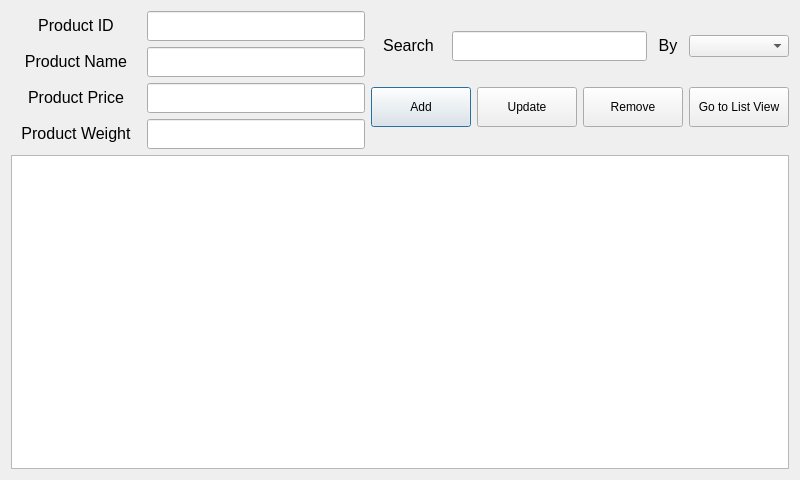
The window that changeinventory.ui (NoHeat/GUI1) describes before a commit, drawn with Qt 5.
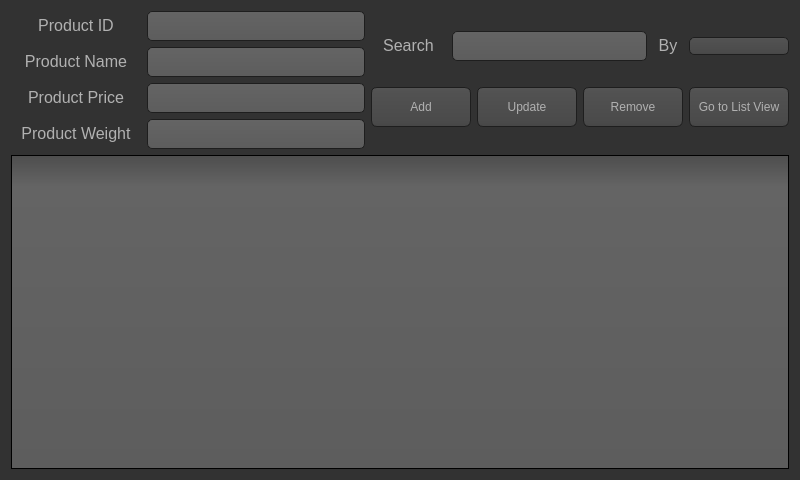
The same window after the commit. Icons and pictures are not drawn.

```diff
--- a/changeinventory.ui
+++ b/changeinventory.ui
@@ -11,7 +11,468 @@
    </rect>
   </property>
   <property name="windowTitle">
-   <string>Dialog</string>
+   <string>Item Catalog</string>
+  </property>
+  <property name="styleSheet">
+   <string notr="true">QToolTip
+{
+     border: 1px solid black;
+     background-color: #ffa02f;
+     padding: 1px;
+     border-radius: 3px;
+     opacity: 100;
+}
+
+QWidget
+{
+    color: #b1b1b1;
+    background-color: #323232;
+}
+
+QWidget:item:hover
+{
+    background-color: QLinearGradient( x1: 0, y1: 0, x2: 0, y2: 1, stop: 0 #ffa02f, stop: 1 #ca0619);
+    color: #000000;
+}
+
+QWidget:item:selected
+{
+    background-color: QLinearGradient( x1: 0, y1: 0, x2: 0, y2: 1, stop: 0 #ffa02f, stop: 1 #d7801a);
+}
+
+QMenuBar::item
+{
+    background: transparent;
+}
+
+QMenuBar::item:selected
+{
+    background: transparent;
+    border: 1px solid #ffaa00;
+}
+
+QMenuBar::item:pressed
+{
+    background: #444;
+    border: 1px solid #000;
+    background-color: QLinearGradient(
+        x1:0, y1:0,
+        x2:0, y2:1,
+        stop:1 #212121,
+        stop:0.4 #343434/*,
+        stop:0.2 #343434,
+        stop:0.1 #ffaa00*/
+    );
+    margin-bottom:-1px;
+    padding-bottom:1px;
+}
+
+QMenu
+{
+    border: 1px solid #000;
+}
+
+QMenu::item
+{
+    padding: 2px 20px 2px 20px;
+}
+
+QMenu::item:selected
+{
+    color: #000000;
+}
+
+QWidget:disabled
+{
+    color: #404040;
+    background-color: #323232;
+}
+
+QAbstractItemView
+{
+    background-color: QLinearGradient( x1: 0, y1: 0, x2: 0, y2: 1, stop: 0 #4d4d4d, stop: 0.1 #646464, stop: 1 #5d5d5d);
+}
+
+QWidget:focus
+{
+    /*border: 2px solid QLinearGradient( x1: 0, y1: 0, x2: 0, y2: 1, stop: 0 #ffa02f, stop: 1 #d7801a);*/
+}
+
+QLineEdit
+{
+    background-color: QLinearGradient( x1: 0, y1: 0, x2: 0, y2: 1, stop: 0 #4d4d4d, stop: 0 #646464, stop: 1 #5d5d5d);
+    padding: 1px;
+    border-style: solid;
+    border: 1px solid #1e1e1e;
+    border-radius: 5;
+}
+
+QPushButton
+{
+    color: #b1b1b1;
+    background-color: QLinearGradient( x1: 0, y1: 0, x2: 0, y2: 1, stop: 0 #565656, stop: 0.1 #525252, stop: 0.5 #4e4e4e, stop: 0.9 #4a4a4a, stop: 1 #464646);
+    border-width: 1px;
+    border-color: #1e1e1e;
+    border-style: solid;
+    border-radius: 6;
+    padding: 3px;
+    font-size: 12px;
+    padding-left: 5px;
+    padding-right: 5px;
+}
+
+QPushButton:pressed
+{
+    background-color: QLinearGradient( x1: 0, y1: 0, x2: 0, y2: 1, stop: 0 #2d2d2d, stop: 0.1 #2b2b2b, stop: 0.5 #292929, stop: 0.9 #282828, stop: 1 #252525);
+}
+
+QComboBox
+{
+    selection-background-color: #ffaa00;
+    background-color: QLinearGradient( x1: 0, y1: 0, x2: 0, y2: 1, stop: 0 #565656, stop: 0.1 #525252, stop: 0.5 #4e4e4e, stop: 0.9 #4a4a4a, stop: 1 #464646);
+    border-style: solid;
+    border: 1px solid #1e1e1e;
+    border-radius: 5;
+}
+
+QComboBox:hover,QPushButton:hover
+{
+    border: 2px solid QLinearGradient( x1: 0, y1: 0, x2: 0, y2: 1, stop: 0 #ffa02f, stop: 1 #d7801a);
+}
+
+
+QComboBox:on
+{
+    padding-top: 3px;
+    padding-left: 4px;
+    background-color: QLinearGradient( x1: 0, y1: 0, x2: 0, y2: 1, stop: 0 #2d2d2d, stop: 0.1 #2b2b2b, stop: 0.5 #292929, stop: 0.9 #282828, stop: 1 #252525);
+    selection-background-color: #ffaa00;
+}
+
+QComboBox QAbstractItemView
+{
+    border: 2px solid darkgray;
+    selection-background-color: QLinearGradient( x1: 0, y1: 0, x2: 0, y2: 1, stop: 0 #ffa02f, stop: 1 #d7801a);
+}
+
+QComboBox::drop-down
+{
+     subcontrol-origin: padding;
+     subcontrol-position: top right;
+     width: 15px;
+
+     border-left-width: 0px;
+     border-left-color: darkgray;
+     border-left-style: solid; /* just a single line */
+     border-top-right-radius: 3px; /* same radius as the QComboBox */
+     border-bottom-right-radius: 3px;
+ }
+
+QComboBox::down-arrow
+{
+     image: url(:/down_arrow.png);
+}
+
+QGroupBox:focus
+{
+border: 2px solid QLinearGradient( x1: 0, y1: 0, x2: 0, y2: 1, stop: 0 #ffa02f, stop: 1 #d7801a);
+}
+
+QTextEdit:focus
+{
+    border: 2px solid QLinearGradient( x1: 0, y1: 0, x2: 0, y2: 1, stop: 0 #ffa02f, stop: 1 #d7801a);
+}
+
+QScrollBar:horizontal {
+     border: 1px solid #222222;
+     background: QLinearGradient( x1: 0, y1: 0, x2: 0, y2: 1, stop: 0.0 #121212, stop: 0.2 #282828, stop: 1 #484848);
+     height: 7px;
+     margin: 0px 16px 0 16px;
+}
+
+QScrollBar::handle:horizontal
+{
+      background: QLinearGradient( x1: 0, y1: 0, x2: 1, y2: 0, stop: 0 #ffa02f, stop: 0.5 #d7801a, stop: 1 #ffa02f);
+      min-height: 20px;
+      border-radius: 2px;
+}
+
+QScrollBar::add-line:horizontal {
+      border: 1px solid #1b1b19;
+      border-radius: 2px;
+      background: QLinearGradient( x1: 0, y1: 0, x2: 1, y2: 0, stop: 0 #ffa02f, stop: 1 #d7801a);
+      width: 14px;
+      subcontrol-position: right;
+      subcontrol-origin: margin;
+}
+
+QScrollBar::sub-line:horizontal {
+      border: 1px solid #1b1b19;
+      border-radius: 2px;
+      background: QLinearGradient( x1: 0, y1: 0, x2: 1, y2: 0, stop: 0 #ffa02f, stop: 1 #d7801a);
+      width: 14px;
+     subcontrol-position: left;
+     subcontrol-origin: margin;
+}
+
+QScrollBar::right-arrow:horizontal, QScrollBar::left-arrow:horizontal
+{
+      border: 1px solid black;
+      width: 1px;
+      height: 1px;
+      background: white;
+}
+
+QScrollBar::add-page:horizontal, QScrollBar::sub-page:horizontal
+{
+      background: none;
+}
+
+QScrollBar:vertical
+{
+      background: QLinearGradient( x1: 0, y1: 0, x2: 1, y2: 0, stop: 0.0 #121212, stop: 0.2 #282828, stop: 1 #484848);
+      width: 7px;
+      margin: 16px 0 16px 0;
+      border: 1px solid #222222;
+}
+
+QScrollBar::handle:vertical
+{
+      background: QLinearGradient( x1: 0, y1: 0, x2: 0, y2: 1, stop: 0 #ffa02f, stop: 0.5 #d7801a, stop: 1 #ffa02f);
+      min-height: 20px;
+      border-radius: 2px;
+}
+
+QScrollBar::add-line:vertical
+{
+      border: 1px solid #1b1b19;
+      border-radius: 2px;
+      background: QLinearGradient( x1: 0, y1: 0, x2: 0, y2: 1, stop: 0 #ffa02f, stop: 1 #d7801a);
+      height: 14px;
+      subcontrol-position: bottom;
+      subcontrol-origin: margin;
+}
+
+QScrollBar::sub-line:vertical
+{
+      border: 1px solid #1b1b19;
+      border-radius: 2px;
+      background: QLinearGradient( x1: 0, y1: 0, x2: 0, y2: 1, stop: 0 #d7801a, stop: 1 #ffa02f);
+      height: 14px;
+      subcontrol-position: top;
+      subcontrol-origin: margin;
+}
+
+QScrollBar::up-arrow:vertical, QScrollBar::down-arrow:vertical
+{
+      border: 1px solid black;
+      width: 1px;
+      height: 1px;
+      background: white;
+}
+
+
+QScrollBar::add-page:vertical, QScrollBar::sub-page:vertical
+{
+      background: none;
+}
+
+QTextEdit
+{
+    background-color: #242424;
+}
+
+QPlainTextEdit
+{
+    background-color: #242424;
+}
+
+QHeaderView::section
+{
+    background-color: QLinearGradient(x1:0, y1:0, x2:0, y2:1, stop:0 #616161, stop: 0.5 #505050, stop: 0.6 #434343, stop:1 #656565);
+    color: white;
+    padding-left: 4px;
+    border: 1px solid #6c6c6c;
+}
+
+QCheckBox:disabled
+{
+color: #414141;
+}
+
+QDockWidget::title
+{
+    text-align: center;
+    spacing: 3px; /* spacing between items in the tool bar */
+    background-color: QLinearGradient(x1:0, y1:0, x2:0, y2:1, stop:0 #323232, stop: 0.5 #242424, stop:1 #323232);
+}
+
+QDockWidget::close-button, QDockWidget::float-button
+{
+    text-align: center;
+    spacing: 1px; /* spacing between items in the tool bar */
+    background-color: QLinearGradient(x1:0, y1:0, x2:0, y2:1, stop:0 #323232, stop: 0.5 #242424, stop:1 #323232);
+}
+
+QDockWidget::close-button:hover, QDockWidget::float-button:hover
+{
+    background: #242424;
+}
+
+QDockWidget::close-button:pressed, QDockWidget::float-button:pressed
+{
+    padding: 1px -1px -1px 1px;
+}
+
+QMainWindow::separator
+{
+    background-color: QLinearGradient(x1:0, y1:0, x2:0, y2:1, stop:0 #161616, stop: 0.5 #151515, stop: 0.6 #212121, stop:1 #343434);
+    color: white;
+    padding-left: 4px;
+    border: 1px solid #4c4c4c;
+    spacing: 3px; /* spacing between items in the tool bar */
+}
+
+QMainWindow::separator:hover
+{
+
+    background-color: QLinearGradient(x1:0, y1:0, x2:0, y2:1, stop:0 #d7801a, stop:0.5 #b56c17 stop:1 #ffa02f);
+    color: white;
+    padding-left: 4px;
+    border: 1px solid #6c6c6c;
+    spacing: 3px; /* spacing between items in the tool bar */
+}
+
+QToolBar::handle
+{
+     spacing: 3px; /* spacing between items in the tool bar */
+     background: url(:/images/handle.png);
+}
+
+QMenu::separator
+{
+    height: 2px;
+    background-color: QLinearGradient(x1:0, y1:0, x2:0, y2:1, stop:0 #161616, stop: 0.5 #151515, stop: 0.6 #212121, stop:1 #343434);
+    color: white;
+    padding-left: 4px;
+    margin-left: 10px;
+    margin-right: 5px;
+}
+
+QProgressBar
+{
+    border: 2px solid grey;
+    border-radius: 5px;
+    text-align: center;
+}
+
+QProgressBar::chunk
+{
+    background-color: #d7801a;
+    width: 2.15px;
+    margin: 0.5px;
+}
+
+QTabBar::tab {
+    color: #b1b1b1;
+    border: 1px solid #444;
+    border-bottom-style: none;
+    background-color: #323232;
+    padding-left: 10px;
+    padding-right: 10px;
+    padding-top: 3px;
+    padding-bottom: 2px;
+    margin-right: -1px;
+}
+
+QTabWidget::pane {
+    border: 1px solid #444;
+    top: 1px;
+}
+
+QTabBar::tab:last
+{
+    margin-right: 0; /* the last selected tab has nothing to overlap with on the right */
+    border-top-right-radius: 3px;
+}
+
+QTabBar::tab:first:!selected
+{
+ margin-left: 0px; /* the last selected tab has nothing to overlap with on the right */
+
+
+    border-top-left-radius: 3px;
+}
+
+QTabBar::tab:!selected
+{
+    color: #b1b1b1;
+    border-bottom-style: solid;
+    margin-top: 3px;
+    background-color: QLinearGradient(x1:0, y1:0, x2:0, y2:1, stop:1 #212121, stop:.4 #343434);
+}
+
+QTabBar::tab:selected
+{
+    border-top-left-radius: 3px;
+    border-top-right-radius: 3px;
+    margin-bottom: 0px;
+}
+
+QTabBar::tab:!selected:hover
+{
+    /*border-top: 2px solid #ffaa00;
+    padding-bottom: 3px;*/
+    border-top-left-radius: 3px;
+    border-top-right-radius: 3px;
+    background-color: QLinearGradient(x1:0, y1:0, x2:0, y2:1, stop:1 #212121, stop:0.4 #343434, stop:0.2 #343434, stop:0.1 #ffaa00);
+}
+
+QRadioButton::indicator:checked, QRadioButton::indicator:unchecked{
+    color: #b1b1b1;
+    background-color: #323232;
+    border: 1px solid #b1b1b1;
+    border-radius: 6px;
+}
+
+QRadioButton::indicator:checked
+{
+    background-color: qradialgradient(
+        cx: 0.5, cy: 0.5,
+        fx: 0.5, fy: 0.5,
+        radius: 1.0,
+        stop: 0.25 #ffaa00,
+        stop: 0.3 #323232
+    );
+}
+
+QCheckBox::indicator{
+    color: #b1b1b1;
+    background-color: #323232;
+    border: 1px solid #b1b1b1;
+    width: 9px;
+    height: 9px;
+}
+
+QRadioButton::indicator
+{
+    border-radius: 6px;
+}
+
+QRadioButton::indicator:hover, QCheckBox::indicator:hover
+{
+    border: 1px solid #ffaa00;
+}
+
+QCheckBox::indicator:checked
+{
+    image:url(:/images/checkbox.png);
+}
+
+QCheckBox::indicator:disabled, QRadioButton::indicator:disabled
+{
+    border: 1px solid #444;
+}</string>
   </property>
   <layout class="QVBoxLayout" name="verticalLayout_4">
    <item>
```
